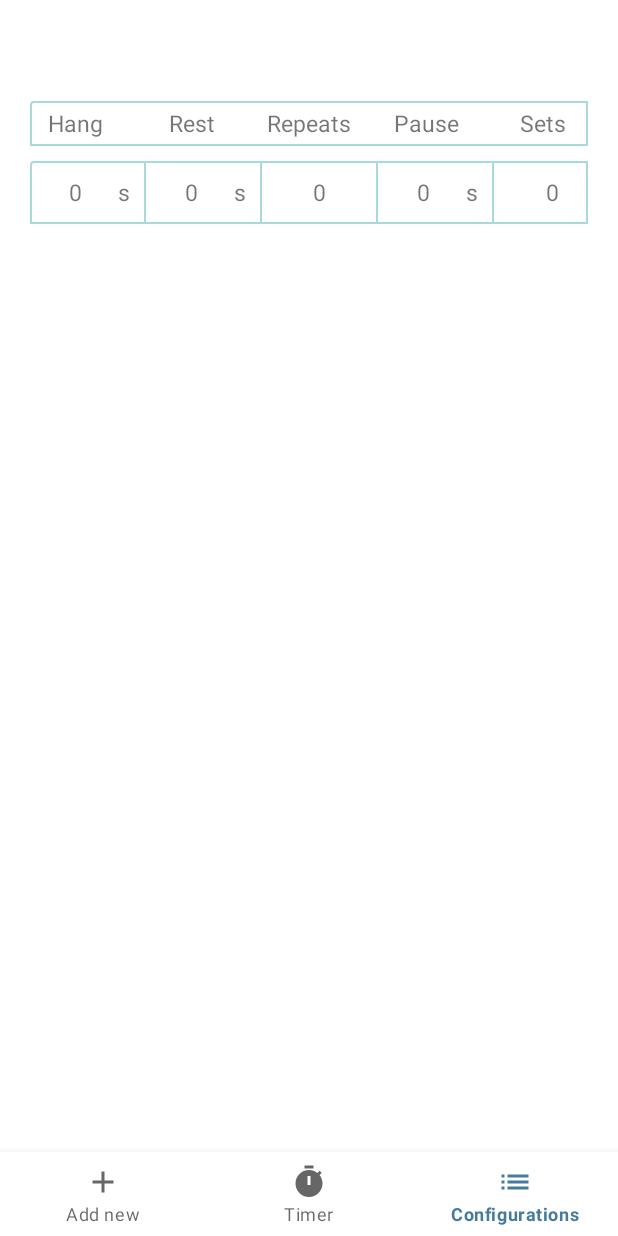
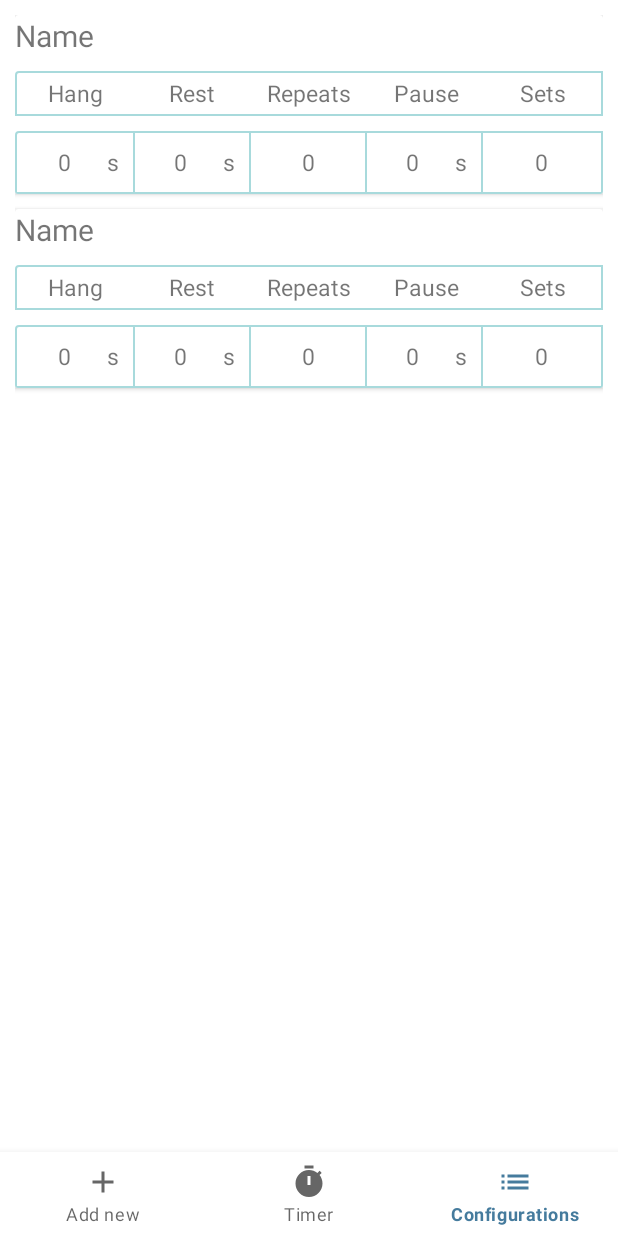
Before and after one commit to bertonoon/ClimbingTraining, an Android app: the SavedConfigurationsFragment screen opened through its navigation route, on a phone screen of 412 x 824 dp. Run offline under Robolectric (Android 15) with nearby library versions, the phone set to English and light mode, and no system bars; our stand-ins replace Room's generated code, navigation-ui.

Commit message:
RecylerView configs

```diff
--- a/app/src/main/java/com/example/climbingtraining/adapter/SavedConfigsAdapter.kt
+++ b/app/src/main/java/com/example/climbingtraining/adapter/SavedConfigsAdapter.kt
@@ -1,7 +1,13 @@
 package com.example.climbingtraining.adapter
 
+import android.app.Activity
+import android.content.Context
+import android.content.Intent
+import android.util.Log
 import android.view.LayoutInflater
+import android.view.View
 import android.view.ViewGroup
+import android.widget.Toast
 import androidx.recyclerview.widget.RecyclerView
 import com.example.climbingtraining.databinding.FragmentHangboardBinding
 import com.example.climbingtraining.model.SimpleHangboard
@@ -14,13 +20,30 @@ class SavedConfigsAdapter (
         private val binding: FragmentHangboardBinding
             ) : RecyclerView.ViewHolder(binding.root) {
                 fun bind(config:SimpleHangboard){
-                    binding.tvHangTime.text = config.hangTime.toString()
-                    binding.tvRestTime.text = config.restTime.toString()
-                    binding.tvPauseTime.text = config.pauseTime.toString()
-                    binding.tvSetsToEnd.text = config.numberOfSets.toString()
-                    binding.tvRoundsToEnd.text = config.numberOfRepeats.toString()
+                    binding.apply {
+                        tvHangTime.text = config.hangTime.toString()
+                        tvRestTime.text = config.restTime.toString()
+                        tvPauseTime.text = config.pauseTime.toString()
+                        tvSetsToEnd.text = config.numberOfSets.toString()
+                        tvRoundsToEnd.text = config.numberOfRepeats.toString()
+                        tvHangboardName.text = "Name"
+                        cvHangboard.setOnClickListener {onClick(adapterPosition,binding)}
+                    }
                 }
     }
+
+    private fun onClick(position: Int, binding: FragmentHangboardBinding){
+        //Toast.makeText(context,position.toString(),Toast.LENGTH_SHORT).show()
+        Log.i("wcisniete",position.toString())
+        if (binding.llButtons.visibility == View.GONE){
+        binding.llButtons.visibility = View.VISIBLE}
+        else {
+            binding.llButtons.visibility = View.GONE
+        }
+
+    }
+
+
     override fun onCreateViewHolder(parent: ViewGroup, viewType: Int): ViewHolder {
         val binding = FragmentHangboardBinding.inflate(LayoutInflater.from(parent.context),
         parent,
@@ -40,4 +63,7 @@ class SavedConfigsAdapter (
         configsList.addAll(newConfigsList)
         notifyDataSetChanged()
     }
+
+
+
 }
--- a/app/src/main/java/com/example/climbingtraining/ui/fragments/SavedConfigurationsFragment.kt
+++ b/app/src/main/java/com/example/climbingtraining/ui/fragments/SavedConfigurationsFragment.kt
@@ -5,18 +5,19 @@ import android.view.LayoutInflater
 import android.view.View
 import android.view.ViewGroup
 import androidx.fragment.app.Fragment
+import androidx.recyclerview.widget.ItemTouchHelper
 import androidx.recyclerview.widget.LinearLayoutManager
+import androidx.recyclerview.widget.RecyclerView
 import com.example.climbingtraining.R
 import com.example.climbingtraining.adapter.SavedConfigsAdapter
 import com.example.climbingtraining.databinding.FragmentSavedConfigurationsBinding
-import com.example.climbingtraining.databinding.FragmentTimerBinding
 import com.example.climbingtraining.ui.activities.HangboardActivity
 import com.example.climbingtraining.ui.viewModels.HangboardViewModel
 
 class SavedConfigurationsFragment : Fragment(R.layout.fragment_saved_configurations){
 
     private lateinit var binding: FragmentSavedConfigurationsBinding
-    lateinit var viewModel: HangboardViewModel
+    private lateinit var viewModel: HangboardViewModel
     private val adapter = SavedConfigsAdapter(arrayListOf())
 
 
--- /dev/null
+++ b/app/src/main/res/drawable-v24/ic_baseline_delete_forever_24.xml
@@ -0,0 +1,5 @@
+<vector android:height="24dp" android:tint="#FFFFFF"
+    android:viewportHeight="24" android:viewportWidth="24"
+    android:width="24dp" xmlns:android="http://schemas.android.com/apk/res/android">
+    <path android:fillColor="@android:color/white" android:pathData="M6,19c0,1.1 0.9,2 2,2h8c1.1,0 2,-0.9 2,-2L18,7L6,7v12zM8.46,11.88l1.41,-1.41L12,12.59l2.12,-2.12 1.41,1.41L13.41,14l2.12,2.12 -1.41,1.41L12,15.41l-2.12,2.12 -1.41,-1.41L10.59,14l-2.13,-2.12zM15.5,4l-1,-1h-5l-1,1L5,4v2h14L19,4z"/>
+</vector>
--- /dev/null
+++ b/app/src/main/res/drawable-v24/ic_edit_white_24dp.xml
@@ -0,0 +1,5 @@
+<vector android:height="24dp" android:tint="#FFFFFF"
+    android:viewportHeight="24" android:viewportWidth="24"
+    android:width="24dp" xmlns:android="http://schemas.android.com/apk/res/android">
+    <path android:fillColor="@android:color/white" android:pathData="M3,17.25V21h3.75L17.81,9.94l-3.75,-3.75L3,17.25zM20.71,7.04c0.39,-0.39 0.39,-1.02 0,-1.41l-2.34,-2.34c-0.39,-0.39 -1.02,-0.39 -1.41,0l-1.83,1.83 3.75,3.75 1.83,-1.83z"/>
+</vector>
--- a/app/src/main/res/layout/fragment_hangboard.xml
+++ b/app/src/main/res/layout/fragment_hangboard.xml
@@ -1,34 +1,33 @@
 <?xml version="1.0" encoding="utf-8"?>
-<androidx.constraintlayout.widget.ConstraintLayout xmlns:android="http://schemas.android.com/apk/res/android"
+<androidx.cardview.widget.CardView xmlns:android="http://schemas.android.com/apk/res/android"
     xmlns:app="http://schemas.android.com/apk/res-auto"
     xmlns:tools="http://schemas.android.com/tools"
     android:layout_width="match_parent"
-    android:layout_height="match_parent"
+    android:layout_height="wrap_content"
     tools:context=".ui.activities.HangboardActivity"
     android:background="@color/white"
+    android:orientation="vertical"
+    android:layout_marginBottom="10dp"
+    android:id="@+id/cvHangboard"
     >
 
+    <LinearLayout
+        android:layout_width="match_parent"
+        android:layout_height="wrap_content"
+        android:orientation="vertical"
+        >
         <TextView
             android:id="@+id/tvHangboardName"
             android:layout_width="match_parent"
             android:layout_height="wrap_content"
-        android:layout_marginTop="20dp"
-        android:layout_marginHorizontal="10dp"
-        app:layout_constraintTop_toTopOf="parent"
-        app:layout_constraintLeft_toLeftOf="parent"
-        app:layout_constraintRight_toRightOf="parent"
             tools:text="Name"
             android:textSize="20sp"
             />
-
         <LinearLayout
             android:id="@+id/llSeries"
             android:layout_width="match_parent"
             android:layout_height="wrap_content"
             android:orientation="vertical"
-        app:layout_constraintTop_toBottomOf="@id/tvHangboardName"
-        app:layout_constraintStart_toStartOf="parent"
-        app:layout_constraintEnd_toEndOf="parent"
             >
 
             <LinearLayout
@@ -37,7 +36,6 @@
                 android:layout_height="wrap_content"
                 android:orientation="horizontal"
                 android:gravity="center"
-            android:layout_marginHorizontal="10dp"
                 android:background="@drawable/ll_row_border"
                 android:layout_marginVertical="10dp"
                 >
@@ -93,16 +91,10 @@
                 android:id="@+id/llTimes"
                 android:layout_width="match_parent"
                 android:layout_height="wrap_content"
-            app:layout_constraintTop_toBottomOf="@id/llHeaders"
-            app:layout_constraintStart_toStartOf="parent"
-            app:layout_constraintEnd_toEndOf="parent"
                 android:orientation="horizontal"
                 android:gravity="center"
-            android:layout_marginHorizontal="10dp"
                 android:background="@drawable/ll_row_border"
                 >
-
-
 
                 <LinearLayout
                     android:id="@+id/llHangTime"
@@ -233,8 +225,35 @@
             </LinearLayout>
 
         </LinearLayout>
+        <LinearLayout
+            android:id="@+id/llButtons"
+            android:layout_width="match_parent"
+            android:layout_height="wrap_content"
+            android:orientation="horizontal"
+            android:visibility="gone"
+            tools:visibility="visible"
+            >
+            <androidx.appcompat.widget.AppCompatButton
+                android:id="@+id/btnEdit"
+                android:layout_width="0dp"
+                android:layout_height="40dp"
+                android:layout_weight="1"
+                android:background="@color/palette3"
+                android:text="EDIT"
+                android:layout_margin="10dp"
+                />
+            <androidx.appcompat.widget.AppCompatButton
+                android:id="@+id/btnSet"
+                android:layout_width="0dp"
+                android:layout_height="40dp"
+                android:layout_weight="1"
+                android:background="@color/palette3"
+                android:text="SET"
+                android:layout_margin="10dp"
+                />
+        </LinearLayout>
+    </LinearLayout>
 
 
 
-
-</androidx.constraintlayout.widget.ConstraintLayout>
+</androidx.cardview.widget.CardView>
--- a/app/src/main/res/layout/fragment_saved_configurations.xml
+++ b/app/src/main/res/layout/fragment_saved_configurations.xml
@@ -7,7 +7,9 @@
     <androidx.recyclerview.widget.RecyclerView
         android:id="@+id/rvConfigs"
         android:layout_width="match_parent"
-        android:layout_margin="10dp"
+        android:layout_marginTop="10dp"
+        android:layout_marginHorizontal="10dp"
+        android:layout_marginBottom="20dp"
         android:layout_height="wrap_content"
         app:layout_constraintTop_toTopOf="parent"
         app:layout_constraintStart_toStartOf="parent"
```
Lines whose indentation alone changed are shown as unchanged.
